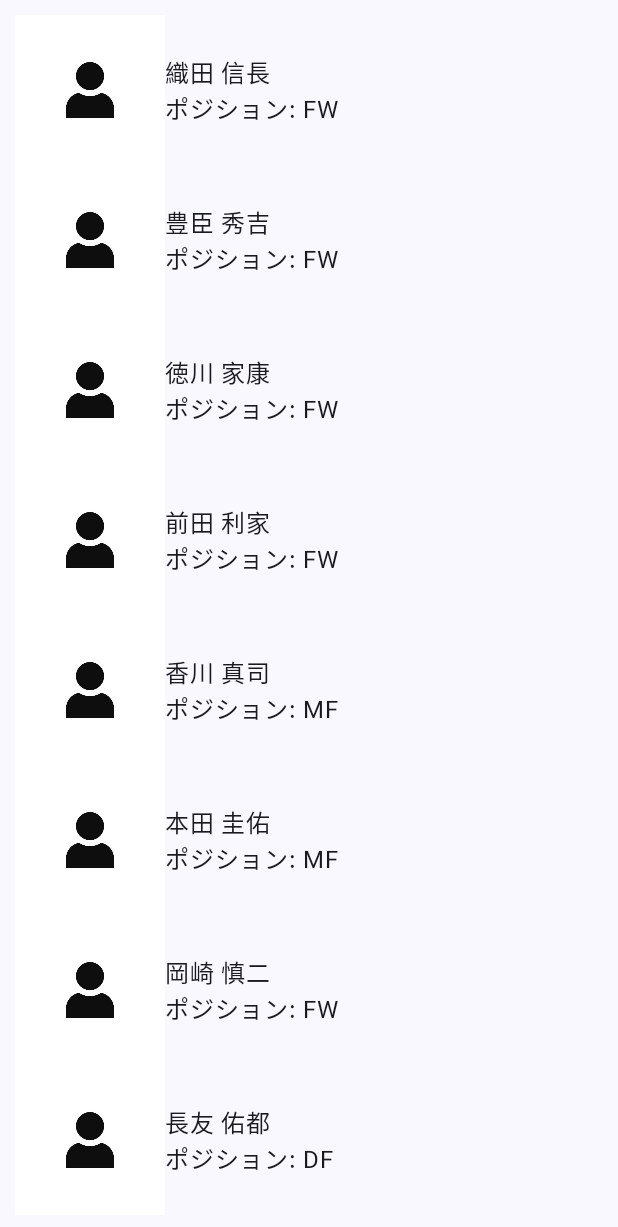
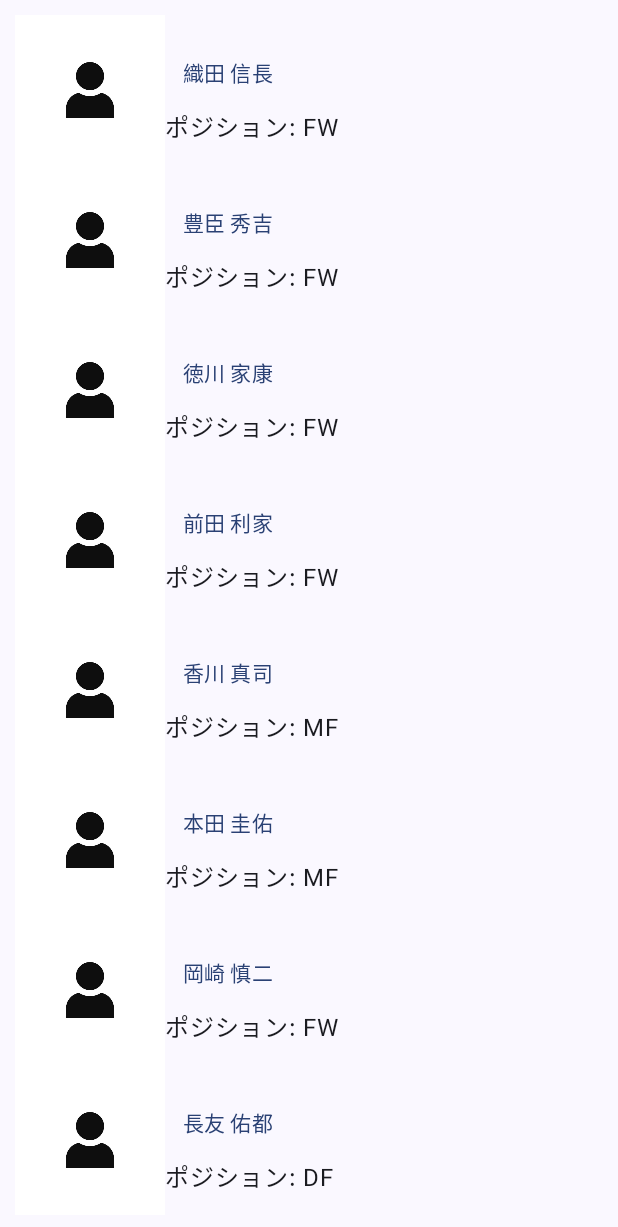
Before and after one commit to Akitsu-Lab/soccersimulation, an Android app built with Jetpack Compose: the screen it shows after launch (MainActivity), on a phone screen of 412 x 824 dp. Shown: the top 1227 px of the screen. Run offline under Robolectric (Android 15) with nearby library versions, the phone set to English and light mode, and no system bars.

Commit message:
- Added PlayerDetailedInfoScreen - Implemented page navigation feature

```diff
--- a/app/build.gradle.kts
+++ b/app/build.gradle.kts
@@ -59,6 +59,7 @@ dependencies {
     implementation("androidx.compose.ui:ui-graphics")
     implementation("androidx.compose.ui:ui-tooling-preview")
     implementation("androidx.compose.material3:material3")
+    implementation("androidx.navigation:navigation-compose:2.7.6")
     testImplementation("junit:junit:4.13.2")
     androidTestImplementation("androidx.test.ext:junit:1.1.5")
     androidTestImplementation("androidx.test.espresso:espresso-core:3.5.1")
--- a/app/src/main/java/com/akitsulab/soccersimulation/MainActivity.kt
+++ b/app/src/main/java/com/akitsulab/soccersimulation/MainActivity.kt
@@ -14,12 +14,18 @@ import androidx.compose.foundation.verticalScroll
 import androidx.compose.material3.MaterialTheme
 import androidx.compose.material3.Surface
 import androidx.compose.material3.Text
+import androidx.compose.material3.TextButton
 import androidx.compose.runtime.Composable
 import androidx.compose.ui.Alignment
 import androidx.compose.ui.Modifier
 import androidx.compose.ui.res.painterResource
 import androidx.compose.ui.tooling.preview.Preview
 import androidx.compose.ui.unit.dp
+import androidx.navigation.NavType
+import androidx.navigation.compose.NavHost
+import androidx.navigation.compose.composable
+import androidx.navigation.compose.rememberNavController
+import androidx.navigation.navArgument
 import com.akitsulab.soccersimulation.ui.theme.SoccersimulationTheme
 
 class MainActivity : ComponentActivity() {
@@ -32,29 +38,86 @@ class MainActivity : ComponentActivity() {
                     modifier = Modifier.fillMaxSize(),
                     color = MaterialTheme.colorScheme.background
                 ) {
-                    MainContent()
+                    val navController = rememberNavController()
+                    NavHost(navController = navController, startDestination = SoccerScreen.PlayerList.name) {
+                        composable(route = SoccerScreen.PlayerList.name) {
+                            PlayerListScreen(onClickButton = { name, position ->
+                                navController.navigate("${SoccerScreen.PlayerDetailedInfo.name}/$name/$position")})
+                        }
+                        composable(
+                            route = "${SoccerScreen.PlayerDetailedInfo.name}/{name}/{position}",
+                            arguments = listOf(
+                                navArgument("name") { type = NavType.StringType },
+                                navArgument("position") { type = NavType.StringType }
+                            )
+                        ){ backStackEntry ->
+                            val name = backStackEntry.arguments?.getString("name") ?: ""
+                            val position = backStackEntry.arguments?.getString("position") ?: ""
+                            PlayerDetailedInfoScreen(name = name, position = position, onClickButton = {navController.navigateUp()})
+                        }
+                    }
                 }
             }
         }
     }
 }
 
+enum class SoccerScreen(){
+    PlayerList,
+    PlayerDetailedInfo
+}
+
 @Composable
-fun MainContent(modifier: Modifier = Modifier) {
+fun PlayerDetailedInfoScreen(name: String, position: String, onClickButton: () -> Unit, modifier: Modifier = Modifier){
     Column(
         horizontalAlignment = Alignment.Start,
         modifier = Modifier
             .padding(10.dp)
             .verticalScroll(rememberScrollState())
     ) {
-        PlayerOverView(name = "織田 信長", position = "FW")
-        PlayerOverView(name = "豊臣 秀吉", position = "FW")
-        PlayerOverView(name = "徳川 家康", position = "FW")
-        PlayerOverView(name = "前田 利家", position = "FW")
-        PlayerOverView(name = "香川 真司", position = "MF")
-        PlayerOverView(name = "本田 圭佑", position = "MF")
-        PlayerOverView(name = "岡崎 慎二", position = "FW")
-        PlayerOverView(name = "長友 佑都", position = "DF")
+        Column {
+            Row(
+                verticalAlignment = Alignment.CenterVertically
+            ) {
+                Image(
+                    painter = painterResource(id = R.drawable.icon_user),
+                    contentDescription = "ユーザーアイコン",
+                    modifier = Modifier
+                        .size(100.dp)
+                )
+                Column {
+                    Text(
+                        text = name,
+                    )
+                    Text(
+                        text = "ポジション: $position",
+                    )
+                }
+            }
+            TextButton(onClick = onClickButton) {
+                Text(text = "戻る")
+            }
+        }
+
+    }
+}
+
+@Composable
+fun PlayerListScreen(onClickButton: (String, String) -> Unit, modifier: Modifier = Modifier) {
+    Column(
+        horizontalAlignment = Alignment.Start,
+        modifier = Modifier
+            .padding(10.dp)
+            .verticalScroll(rememberScrollState())
+    ) {
+        PlayerOverView(name = "織田 信長", position = "FW", onClickButton = {onClickButton("織田 信長", "FW")})
+        PlayerOverView(name = "豊臣 秀吉", position = "FW", onClickButton = {onClickButton("豊臣 秀吉", "FW")})
+        PlayerOverView(name = "徳川 家康", position = "FW", onClickButton = {onClickButton("徳川 家康", "FW")})
+        PlayerOverView(name = "前田 利家", position = "FW", onClickButton = {onClickButton("前田 利家", "FW")})
+        PlayerOverView(name = "香川 真司", position = "MF", onClickButton = {onClickButton("香川 真司", "MF")})
+        PlayerOverView(name = "本田 圭佑", position = "MF", onClickButton = {onClickButton("本田 圭佑", "MF")})
+        PlayerOverView(name = "岡崎 慎二", position = "FW", onClickButton = {onClickButton("岡崎 慎二", "FW")})
+        PlayerOverView(name = "長友 佑都", position = "DF", onClickButton = {onClickButton("長友 佑都", "DF")})
     }
 }
 
@@ -62,6 +125,7 @@ fun MainContent(modifier: Modifier = Modifier) {
 fun PlayerOverView(
     name: String,
     position: String,
+    onClickButton: () -> Unit
 ) {
     Row(
         verticalAlignment = Alignment.CenterVertically
@@ -73,9 +137,11 @@ fun PlayerOverView(
                 .size(100.dp)
         )
         Column {
-            Text(
-                text = name,
-            )
+            TextButton(onClick = onClickButton) {
+                Text(
+                    text = name,
+                )
+            }
             Text(
                 text = "ポジション: $position",
             )
@@ -86,8 +152,16 @@ fun PlayerOverView(
 
 @Preview(showBackground = true)
 @Composable
-fun GreetingPreview() {
+fun PlayerListPreview() {
     SoccersimulationTheme {
-        MainContent()
+        PlayerListScreen(onClickButton = {_,_ ->})
     }
 }
+
+@Preview(showBackground = true)
+@Composable
+fun PlayerInfoPreview() {
+    SoccersimulationTheme {
+        PlayerDetailedInfoScreen(name = "長岡 慶太", position = "CEO", onClickButton = {})
+    }
+}
--- a/build.gradle.kts
+++ b/build.gradle.kts
@@ -1,5 +1,5 @@
 // Top-level build file where you can add configuration options common to all sub-projects/modules.
 plugins {
-    id("com.android.application") version "8.2.0" apply false
+    id("com.android.application") version "8.2.1" apply false
     id("org.jetbrains.kotlin.android") version "1.9.0" apply false
 }
```
